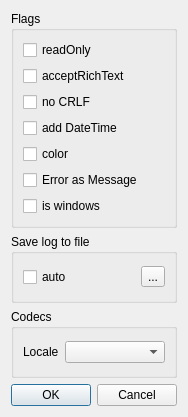
Qt form Qt/lib/mw/log_options/src/ui/log_options.ui (RinatB2017/mega_GIT) before a commit.
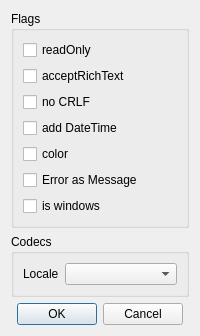
The same form after that commit.

Patch:
```diff
--- a/Qt/lib/mw/log_options/src/ui/log_options.ui
+++ b/Qt/lib/mw/log_options/src/ui/log_options.ui
@@ -2,14 +2,6 @@
 <ui version="4.0">
  <class>Log_options</class>
  <widget class="QDialog" name="Log_options">
-  <property name="geometry">
-   <rect>
-    <x>0</x>
-    <y>0</y>
-    <width>186</width>
-    <height>417</height>
-   </rect>
-  </property>
   <property name="windowTitle">
    <string>Form</string>
   </property>
@@ -72,29 +64,6 @@
      </layout>
     </widget>
    </item>
-   <item>
-    <widget class="QGroupBox" name="gb_autosave">
-     <property name="title">
-      <string>Save log to file</string>
-     </property>
-     <layout class="QHBoxLayout" name="horizontalLayout">
-      <item>
-       <widget class="QCheckBox" name="cb_AutoSave">
-        <property name="text">
-         <string>auto</string>
-        </property>
-       </widget>
-      </item>
-      <item>
-       <widget class="QToolButton" name="btn_choice_filename">
-        <property name="text">
-         <string>...</string>
-        </property>
-       </widget>
-      </item>
-     </layout>
-    </widget>
-   </item>
    <item>
     <widget class="QGroupBox" name="gb_codecs">
      <property name="title">
```
